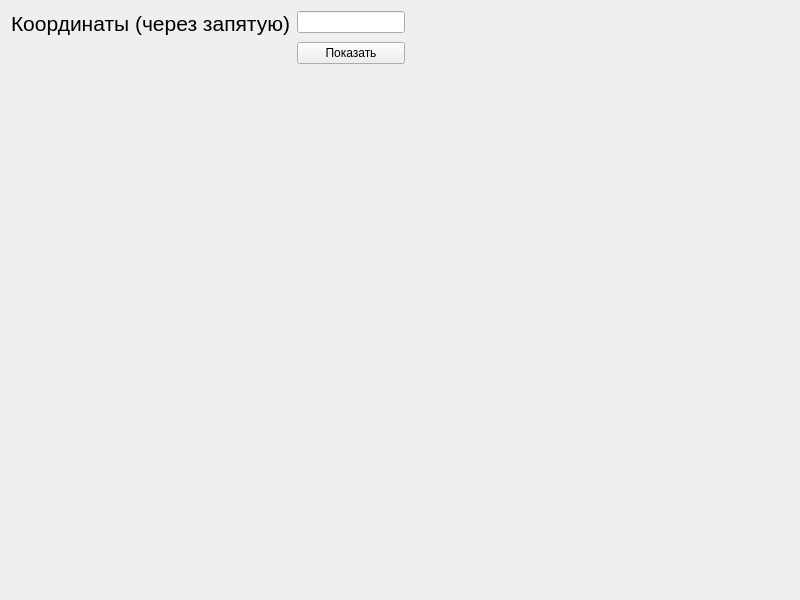
The window that form.ui (Nik4ant/Maps_API) describes before a commit, drawn with Qt 5.
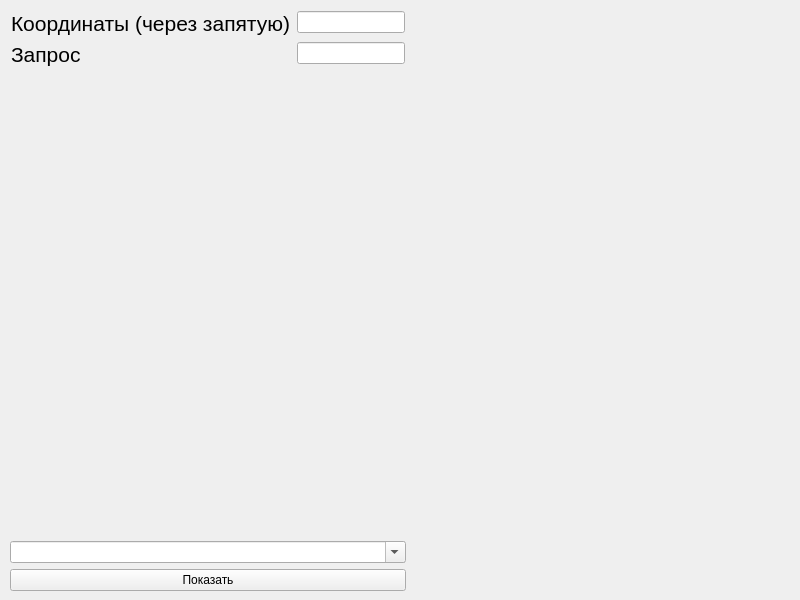
The same window after the commit.

```diff
--- a/form.ui
+++ b/form.ui
@@ -26,7 +26,9 @@
     <item>
      <layout class="QHBoxLayout" name="hlayout_inputs_and_map" stretch="0,2">
       <item>
-       <layout class="QFormLayout" name="formLayout">
+       <layout class="QVBoxLayout" name="vlayout_inputs" stretch="0,1,0">
+        <item>
+         <layout class="QFormLayout" name="formLayout__inputs">
         <property name="leftMargin">
          <number>1</number>
         </property>
@@ -54,7 +56,43 @@
         <item row="0" column="1">
          <widget class="QLineEdit" name="lineEdit_cordinates"/>
         </item>
+          <item row="1" column="0">
+           <widget class="QLabel" name="label_search">
+            <property name="font">
+             <font>
+              <pointsize>16</pointsize>
+             </font>
+            </property>
+            <property name="text">
+             <string>Запрос</string>
+            </property>
+           </widget>
+          </item>
         <item row="1" column="1">
+           <widget class="QLineEdit" name="lineEdit_search"/>
+          </item>
+         </layout>
+        </item>
+        <item>
+         <widget class="QComboBox" name="combo_type">
+          <property name="sizePolicy">
+           <sizepolicy hsizetype="Expanding" vsizetype="Maximum">
+            <horstretch>0</horstretch>
+            <verstretch>0</verstretch>
+           </sizepolicy>
+          </property>
+          <property name="editable">
+           <bool>true</bool>
+          </property>
+          <property name="currentText">
+           <string/>
+          </property>
+          <property name="currentIndex">
+           <number>-1</number>
+          </property>
+         </widget>
+        </item>
+        <item>
          <widget class="QPushButton" name="button_show">
           <property name="text">
            <string>Показать</string>
```
Lines whose indentation alone changed are shown as unchanged.
